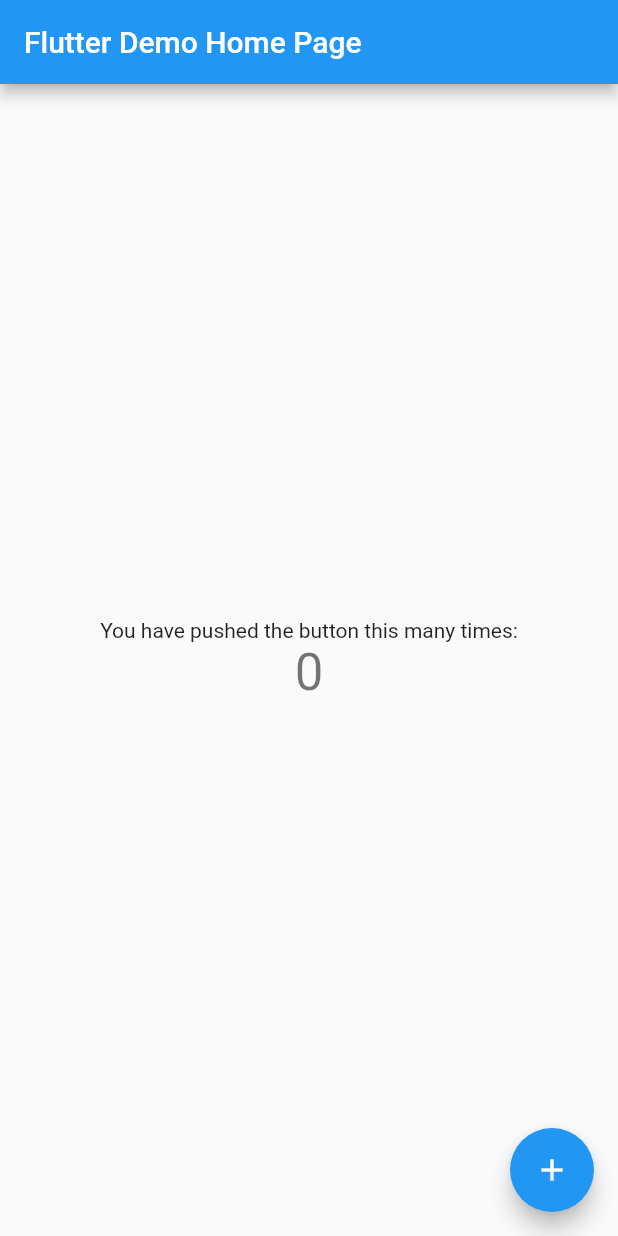
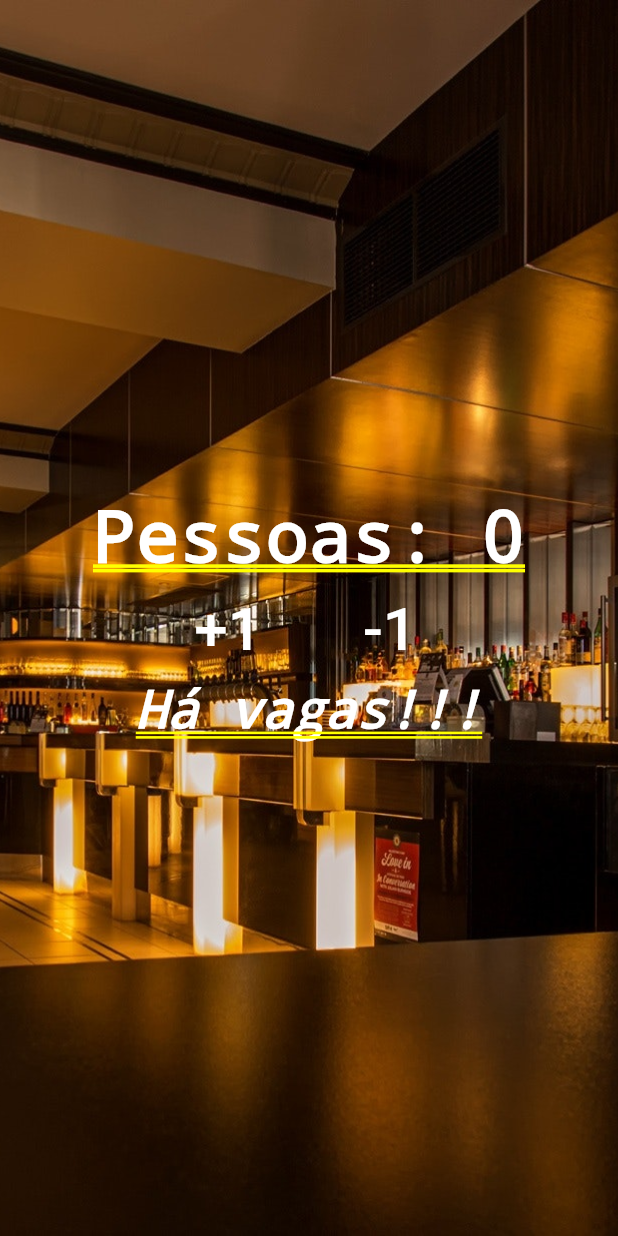
Before and after one commit to EricMarques/contadorPessoas, a Flutter app: the screen it shows after launch, on a phone screen of 412 x 824 dp. Run offline on Flutter 3.47's test engine with Material 2 defaults, Android fonts, the phone set to English and light mode, and no system bars.

Commit message:
criaçao do projeto

```diff
--- a/lib/main.dart
+++ b/lib/main.dart
@@ -1,111 +1,107 @@
 import 'package:flutter/material.dart';
 
-void main() => runApp(MyApp());
-
-class MyApp extends StatelessWidget {
-  // This widget is the root of your application.
-  @override
-  Widget build(BuildContext context) {
-    return MaterialApp(
-      title: 'Flutter Demo',
-      theme: ThemeData(
-        // This is the theme of your application.
-        //
-        // Try running your application with "flutter run". You'll see the
-        // application has a blue toolbar. Then, without quitting the app, try
-        // changing the primarySwatch below to Colors.green and then invoke
-        // "hot reload" (press "r" in the console where you ran "flutter run",
-        // or simply save your changes to "hot reload" in a Flutter IDE).
-        // Notice that the counter didn't reset back to zero; the application
-        // is not restarted.
-        primarySwatch: Colors.blue,
-      ),
-      home: MyHomePage(title: 'Flutter Demo Home Page'),
-    );
-  }
+void main() {
+  runApp(
+    MaterialApp(
+      title: "Contador de Pessoas",
+      home: Home(),
+    ),
+  );
 }
 
-class MyHomePage extends StatefulWidget {
-  MyHomePage({Key key, this.title}) : super(key: key);
-
-  // This widget is the home page of your application. It is stateful, meaning
-  // that it has a State object (defined below) that contains fields that affect
-  // how it looks.
-
-  // This class is the configuration for the state. It holds the values (in this
-  // case the title) provided by the parent (in this case the App widget) and
-  // used by the build method of the State. Fields in a Widget subclass are
-  // always marked "final".
-
-  final String title;
-
+class Home extends StatefulWidget {
   @override
-  _MyHomePageState createState() => _MyHomePageState();
+  _HomeState createState() => _HomeState();
 }
 
-class _MyHomePageState extends State<MyHomePage> {
-  int _counter = 0;
+class _HomeState extends State<Home> {
+  int _people = 0;
 
-  void _incrementCounter() {
+  String _infoText = "Há vagas!!!";
+
+  void _changePeople(int delta) {
     setState(() {
-      // This call to setState tells the Flutter framework that something has
-      // changed in this State, which causes it to rerun the build method below
-      // so that the display can reflect the updated values. If we changed
-      // _counter without calling setState(), then the build method would not be
-      // called again, and so nothing would appear to happen.
-      _counter++;
+      _people += delta;
+
+      if (_people <= 0) {
+        _people = 0;
+        _infoText = "Rest. vazio!!!";
+      } else if (_people <= 9) {
+        _infoText = "Há vagas!!!";
+      } else {
+        _people = 10;
+        _infoText = "Não há vagas!!!";
+      }
     });
   }
 
   @override
   Widget build(BuildContext context) {
-    // This method is rerun every time setState is called, for instance as done
-    // by the _incrementCounter method above.
-    //
-    // The Flutter framework has been optimized to make rerunning build methods
-    // fast, so that you can just rebuild anything that needs updating rather
-    // than having to individually change instances of widgets.
-    return Scaffold(
-      appBar: AppBar(
-        // Here we take the value from the MyHomePage object that was created by
-        // the App.build method, and use it to set our appbar title.
-        title: Text(widget.title),
-      ),
-      body: Center(
-        // Center is a layout widget. It takes a single child and positions it
-        // in the middle of the parent.
-        child: Column(
-          // Column is also a layout widget. It takes a list of children and
-          // arranges them vertically. By default, it sizes itself to fit its
-          // children horizontally, and tries to be as tall as its parent.
-          //
-          // Invoke "debug painting" (press "p" in the console, choose the
-          // "Toggle Debug Paint" action from the Flutter Inspector in Android
-          // Studio, or the "Toggle Debug Paint" command in Visual Studio Code)
-          // to see the wireframe for each widget.
-          //
-          // Column has various properties to control how it sizes itself and
-          // how it positions its children. Here we use mainAxisAlignment to
-          // center the children vertically; the main axis here is the vertical
-          // axis because Columns are vertical (the cross axis would be
-          // horizontal).
+    return Stack(
+      children: <Widget>[
+        Image.asset(
+          "images/restaurant.jpg",
+          fit: BoxFit.cover,
+          height: 1000,
+        ),
+        Column(
           mainAxisAlignment: MainAxisAlignment.center,
           children: <Widget>[
             Text(
-              'You have pushed the button this many times:',
+              "Pessoas: $_people",
+              style: TextStyle(
+                color: Colors.white,
+                fontWeight: FontWeight.bold,
+              ),
+            ),
+            Row(
+              mainAxisAlignment: MainAxisAlignment.center,
+              children: <Widget>[
+                Padding(
+                  padding: EdgeInsets.all(10),
+                  child: FlatButton(
+                    child: Text(
+                      "+1",
+                      style: TextStyle(
+                        fontSize: 40,
+                        color: Colors.white,
+                      ),
+                    ),
+                    onPressed: () {
+                      _changePeople(1);
+                      debugPrint("$_people");
+                    },
+                  ),
+                ),
+                Padding(
+                  padding: EdgeInsets.all(10),
+                  child: FlatButton(
+                    child: Text(
+                      "-1",
+                      style: TextStyle(
+                        fontSize: 40,
+                        color: Colors.white,
+                      ),
+                    ),
+                    onPressed: () {
+                      _changePeople(-1);
+                      debugPrint("$_people");
+                    },
+                  ),
+                ),
+              ],
             ),
             Text(
-              '$_counter',
-              style: Theme.of(context).textTheme.display1,
+              _infoText,
+              style: TextStyle(
+                color: Colors.white,
+                fontStyle: FontStyle.italic,
+                fontSize: 35,
+              ),
             ),
           ],
         ),
-      ),
-      floatingActionButton: FloatingActionButton(
-        onPressed: _incrementCounter,
-        tooltip: 'Increment',
-        child: Icon(Icons.add),
-      ), // This trailing comma makes auto-formatting nicer for build methods.
+      ],
     );
   }
 }
--- a/pubspec.yaml
+++ b/pubspec.yaml
@@ -44,7 +44,8 @@ flutter:
   # assets:
   #  - images/a_dot_burr.jpeg
   #  - images/a_dot_ham.jpeg
-
+  assets:
+   - images/restaurant.jpg
   # An image asset can refer to one or more resolution-specific "variants", see
   # https://flutter.dev/assets-and-images/#resolution-aware.
 
```
Also changed, not shown: images/restaurant.jpg (added), 2 other files.
